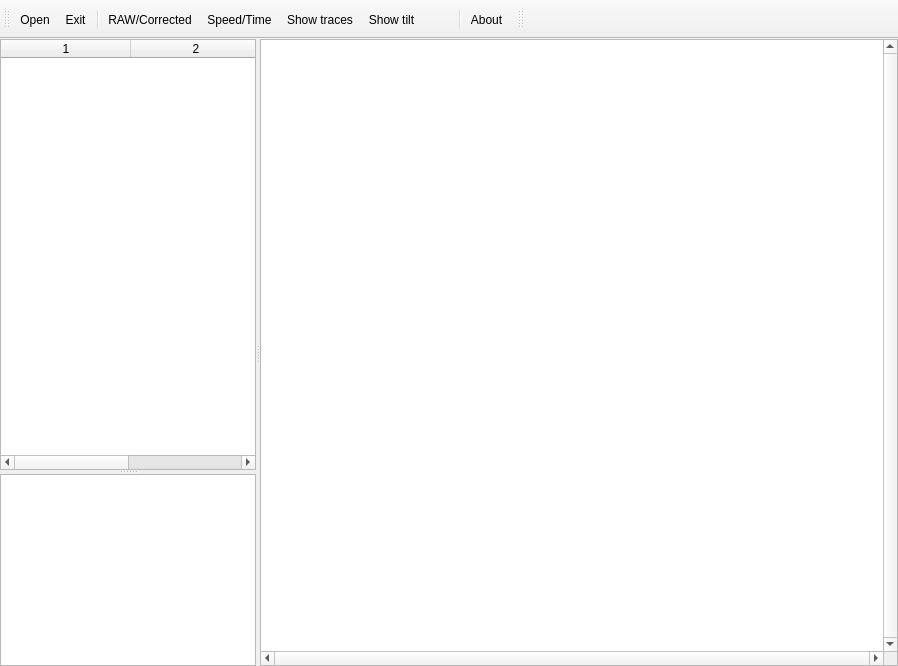
Qt form ui/visualizer.ui (EuracBiomedicalResearch/DigitalSpiralography) before a commit.
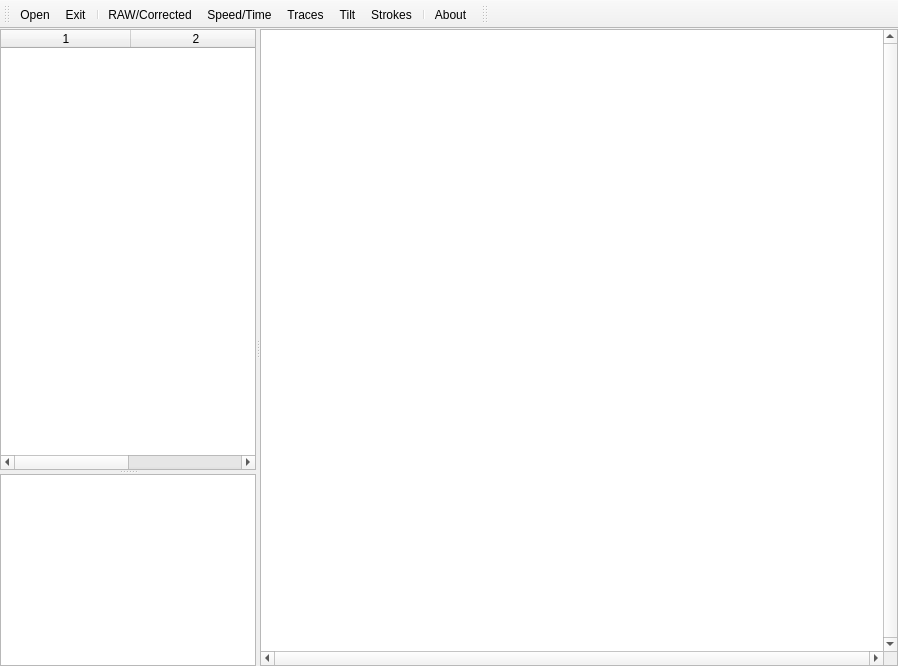
The same form after that commit. Icons and pictures are not drawn.

Commit message: Visualizer: improved button labels.

```diff
--- a/ui/visualizer.ui
+++ b/ui/visualizer.ui
@@ -206,7 +206,7 @@
      <normaloff>icons/24x24/showhide.png</normaloff>icons/24x24/showhide.png</iconset>
    </property>
    <property name="text">
-    <string>Show traces</string>
+    <string>Traces</string>
    </property>
    <property name="toolTip">
     <string>Show traces</string>
@@ -224,7 +224,7 @@
      <normaloff>icons/24x24/angle.png</normaloff>icons/24x24/angle.png</iconset>
    </property>
    <property name="text">
-    <string>Show tilt</string>
+    <string>Tilt</string>
    </property>
    <property name="shortcut">
     <string>Ctrl+I</string>
@@ -250,8 +250,11 @@
     <iconset>
      <normaloff>icons/24x24/strokes.png</normaloff>icons/24x24/strokes.png</iconset>
    </property>
-   <property name="checkable">
-    <bool>true</bool>
+   <property name="text">
+    <string>Strokes</string>
+   </property>
+   <property name="toolTip">
+    <string>Show strokes</string>
    </property>
    <property name="shortcut">
     <string>Ctrl+K</string>
```
Left out of the diff: 3 changed lines with no effect on the pictures.
